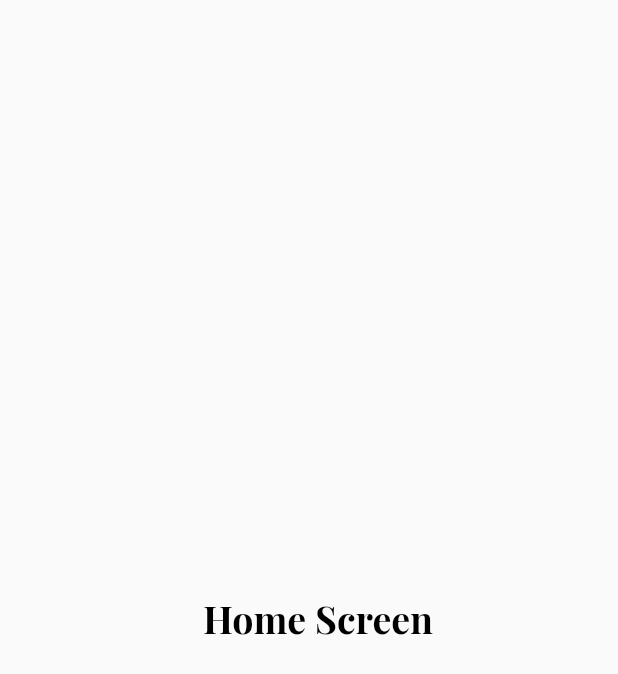
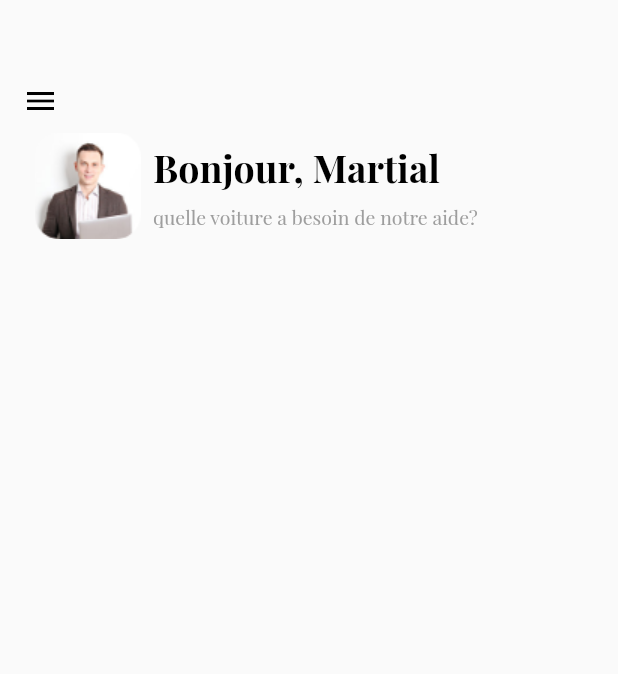
Before and after one commit to shahrukhktk/gam-flutter-mobile-app, a Flutter app: the HomeScreen screen opened directly, on a phone screen of 412 x 824 dp. Shown: the top 674 px of the screen. Run offline on Flutter 3.47's test engine with Material 2 defaults, Android fonts, the phone set to English and light mode, and no system bars; our stand-ins replace curved_navigation_bar, font_awesome_flutter; project files that could hold a hidden picture were left out.

Commit message:
init 1. sign up done 2. login done 3. congrats done 4. reset password done 5. profile done 6. edit profile done 7. add vehicle --------------------------- 2nd order screens 1. home screen 2. chatlist screen done 3. conversation screen done

```diff
--- a/lib/All_Screens/main_screens/home_screen.dart
+++ b/lib/All_Screens/main_screens/home_screen.dart
@@ -17,19 +17,47 @@ class _HomeScreenState extends State<HomeScreen> {
   @override
   Widget build(BuildContext context) {
     return Scaffold(
-          body: Center(
-
-              child: Center(
-                child: Padding(
-                  padding: const EdgeInsets.only(left: 12.0),
-                  child: Text('Home Screen', style: TextStyle(
-                      fontSize: 25, fontWeight: FontWeight.bold, color: Colors.black, fontFamily: "Playfair_Display"
-                  ),
-                    textAlign: TextAlign.end,),
+          body: ListView(
+            padding: EdgeInsets.all(15.0),
+            children: [
+              SizedBox(height: 40,),
+              Align(
+                alignment: Alignment.centerLeft,
+                child: Icon(
+                  Icons.menu, color: Colors.black,
                 ),
               ),
 
-          ),
+              Padding(
+                padding: const EdgeInsets.all(8.0),
+                child: Row(
+                  mainAxisAlignment: MainAxisAlignment.start,
+                  crossAxisAlignment: CrossAxisAlignment.center,
+                  children: [
+                    Image(image: AssetImage('images/lic_user_image.png'),),
+                    Padding(
+                      padding: const EdgeInsets.all(8.0),
+                      child: Column(
+                        mainAxisAlignment: MainAxisAlignment.start,
+                        crossAxisAlignment: CrossAxisAlignment.start,
+                        children: [
+                          Text('Bonjour, Martial', style: TextStyle(fontSize: 25, fontWeight: FontWeight.bold, color: Colors.black, fontFamily: "Playfair_Display"),),
+                          Padding(
+                            padding: const EdgeInsets.only(top: 8.0),
+                            child: Text('quelle voiture a besoin de notre aide?', style: TextStyle(fontSize: 13, fontWeight: FontWeight.normal, color: Colors.grey, fontFamily: "Playfair_Display"),),
+                          ),
+
+                        ],
+                      ),
+                    ),
+
+                  ],
+                ),
+              ),
+
+
+            ],
+          )
     );
   }
 }
```
